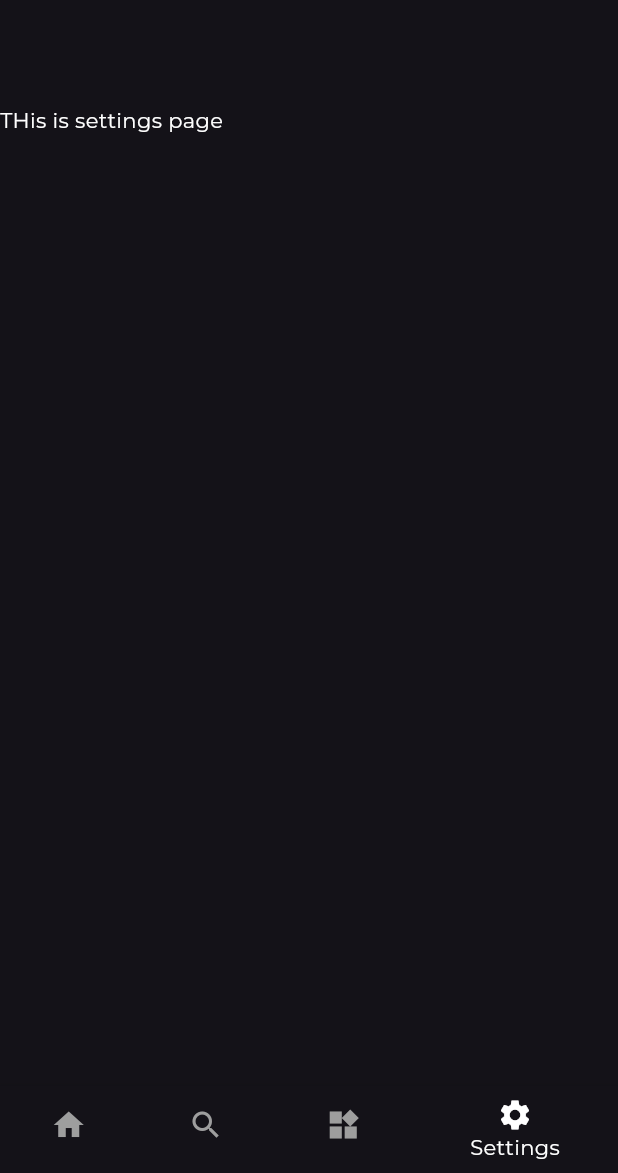
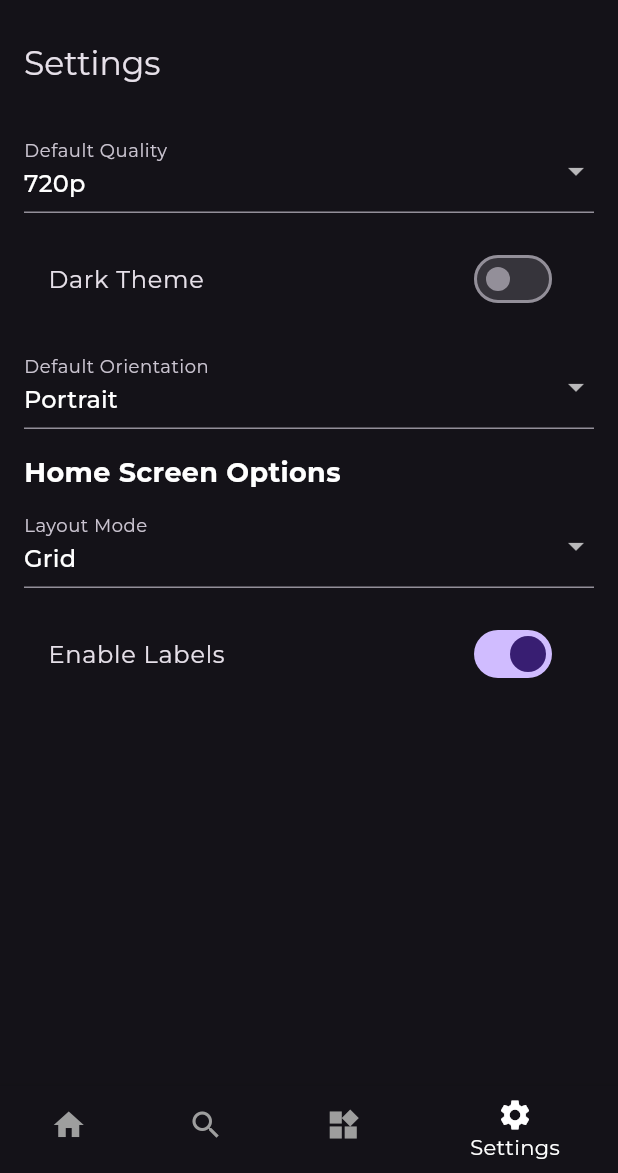
Before and after one commit to seasmoffi-gif/AnimeciX-app, a Flutter app: the screen it shows after launch, item 4 of the bottom bar chosen, on a phone screen of 412 x 824 dp, the part 63-1236 px from its top. Run offline on Flutter 3.47's test engine with Material 3 defaults, Android fonts, the phone set to English and light mode, and no system bars; our stand-ins replace google_fonts, video_player; network calls fail.

Commit message:
Settings Screen Updated

```diff
--- a/lib/screens/settings.dart
+++ b/lib/screens/settings.dart
@@ -8,11 +8,116 @@ class Settings extends StatefulWidget {
 }
 
 class _SettingsState extends State<Settings> {
+  // State variables
+  String _selectedQuality = '720p';
+  bool _isDarkTheme = false;
+  String _selectedOrientation = 'Portrait';
+  String _selectedLayoutMode = 'Grid';
+  bool _isLabelEnabled = true;
+
+  // List of options
+  final List<String> qualities = ['320p', '480p', '720p', '1080p'];
+  final List<String> orientations = ['Portrait', 'Landscape'];
+  final List<String> layoutModes = ['Grid', 'List'];
+
   @override
   Widget build(BuildContext context) {
     return Scaffold(
-      appBar: AppBar(),
-      body: Text("THis is settings page"),
+      appBar: AppBar(
+        title: const Text('Settings'),
+      ),
+      body: Padding(
+        padding: const EdgeInsets.all(16.0),
+        child: ListView(
+          children: [
+            // Default Quality Selector
+            DropdownButtonFormField<String>(
+              value: _selectedQuality,
+              decoration: InputDecoration(labelText: 'Default Quality'),
+              items: qualities.map((quality) {
+                return DropdownMenuItem(
+                  value: quality,
+                  child: Text(quality),
+                );
+              }).toList(),
+              onChanged: (value) {
+                setState(() {
+                  _selectedQuality = value!;
+                });
+              },
+            ),
+            const SizedBox(height: 16.0),
+
+            // Theme Toggler
+            SwitchListTile(
+              title: const Text('Dark Theme'),
+              value: _isDarkTheme,
+              onChanged: (value) {
+                setState(() {
+                  _isDarkTheme = value;
+                  // Optionally, update the app's theme
+                  // You may want to manage theme state using a provider or state management solution.
+                });
+              },
+            ),
+            const SizedBox(height: 16.0),
+
+            // Default Orientation Selector
+            DropdownButtonFormField<String>(
+              value: _selectedOrientation,
+              decoration: InputDecoration(labelText: 'Default Orientation'),
+              items: orientations.map((orientation) {
+                return DropdownMenuItem(
+                  value: orientation,
+                  child: Text(orientation),
+                );
+              }).toList(),
+              onChanged: (value) {
+                setState(() {
+                  _selectedOrientation = value!;
+                });
+              },
+            ),
+            const SizedBox(height: 16.0),
+
+            // Home Section
+            const Text(
+              'Home Screen Options',
+              style: TextStyle(fontSize: 18, fontWeight: FontWeight.bold),
+            ),
+            const SizedBox(height: 8.0),
+
+            // Layout Mode Selector
+            DropdownButtonFormField<String>(
+              value: _selectedLayoutMode,
+              decoration: InputDecoration(labelText: 'Layout Mode'),
+              items: layoutModes.map((mode) {
+                return DropdownMenuItem(
+                  value: mode,
+                  child: Text(mode),
+                );
+              }).toList(),
+              onChanged: (value) {
+                setState(() {
+                  _selectedLayoutMode = value!;
+                });
+              },
+            ),
+            const SizedBox(height: 16.0),
+
+            // Enable/Disable Label
+            SwitchListTile(
+              title: const Text('Enable Labels'),
+              value: _isLabelEnabled,
+              onChanged: (value) {
+                setState(() {
+                  _isLabelEnabled = value;
+                });
+              },
+            ),
+          ],
+        ),
+      ),
     );
   }
 }
```
